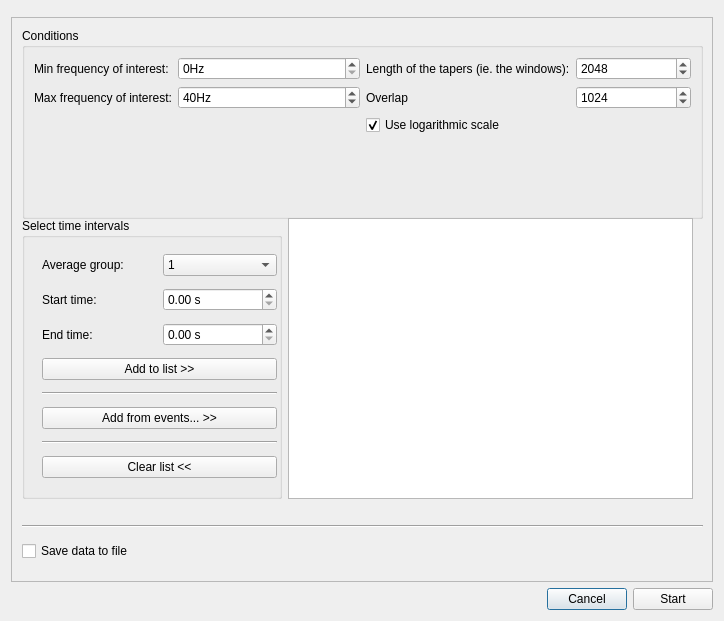
Old version of the form qt4Designer_ui_files/powerSpectrumDialogUi.ui in the repository cibr-jyu/meggie.
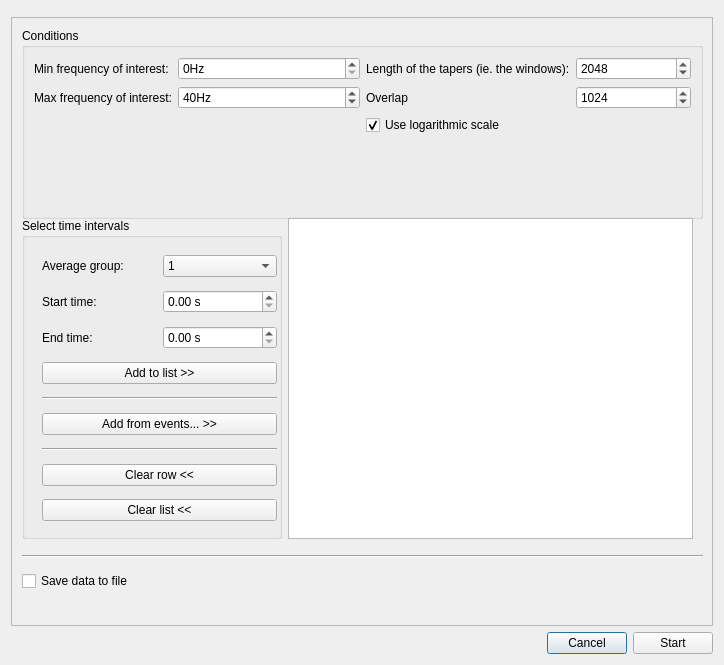
New version of the form.

Commit message: Do event based power spectrum calculation

Patch:
```diff
--- a/qt4Designer_ui_files/powerSpectrumDialogUi.ui
+++ b/qt4Designer_ui_files/powerSpectrumDialogUi.ui
@@ -7,7 +7,7 @@
     <x>0</x>
     <y>0</y>
     <width>724</width>
-    <height>621</height>
+    <height>665</height>
    </rect>
   </property>
   <property name="windowTitle">
@@ -66,7 +66,7 @@
         <x>0</x>
         <y>0</y>
         <width>704</width>
-        <height>556</height>
+        <height>600</height>
        </rect>
       </property>
       <property name="minimumSize">
@@ -234,7 +234,7 @@
          <x>10</x>
          <y>200</y>
          <width>671</width>
-         <height>281</height>
+         <height>321</height>
         </rect>
        </property>
        <layout class="QHBoxLayout" name="horizontalLayout_3">
@@ -261,7 +261,7 @@
              <x>20</x>
              <y>30</y>
              <width>235</width>
-             <height>244</height>
+             <height>281</height>
             </rect>
            </property>
            <layout class="QVBoxLayout" name="verticalLayout">
@@ -390,6 +390,13 @@
               </property>
              </widget>
             </item>
+            <item>
+             <widget class="QPushButton" name="pushButtonClearRow">
+              <property name="text">
+               <string>Clear row &lt;&lt;</string>
+              </property>
+             </widget>
+            </item>
             <item>
              <widget class="QPushButton" name="pushButtonClear">
               <property name="text">
@@ -417,7 +424,7 @@
        <property name="geometry">
         <rect>
          <x>10</x>
-         <y>520</y>
+         <y>550</y>
          <width>128</width>
          <height>26</height>
         </rect>
@@ -430,7 +437,7 @@
        <property name="geometry">
         <rect>
          <x>10</x>
-         <y>500</y>
+         <y>530</y>
          <width>681</width>
          <height>16</height>
         </rect>
```
The commit also changes 5 other files.
